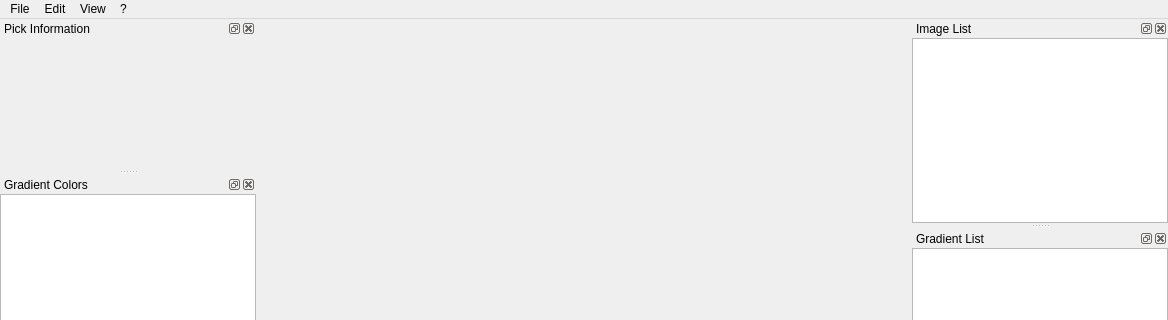
First picture: the form in imagecolorpicker/widgets/mainwindow/mainwindow.ui, repository LeStahL/ImageColorPicker, before the edit; both pictures show x 0 to 1168 and y 0 to 320 of the 1168 by 666 pixel window.
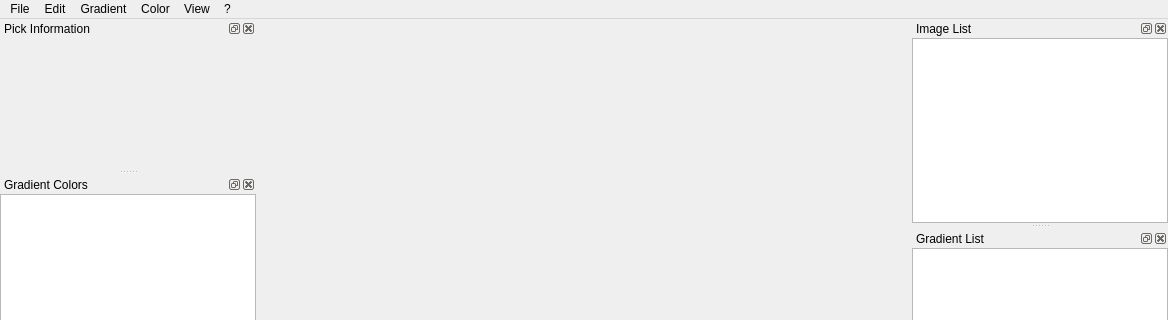
Second picture: the form after the edit. Custom widgets are drawn as their Qt base class.

What changed in the file:
```diff
--- a/imagecolorpicker/widgets/mainwindow/mainwindow.ui
+++ b/imagecolorpicker/widgets/mainwindow/mainwindow.ui
@@ -91,8 +91,24 @@
     <addaction name="actionForce_16_9_View"/>
     <addaction name="menuCoordinates"/>
    </widget>
+   <widget class="QMenu" name="menuGradient">
+    <property name="title">
+     <string>Gradient</string>
+    </property>
+    <addaction name="actionAdd_Gradient"/>
+    <addaction name="actionRemove_Current_Gradient"/>
+   </widget>
+   <widget class="QMenu" name="menuColor">
+    <property name="title">
+     <string>Color</string>
+    </property>
+    <addaction name="actionAdd_Color"/>
+    <addaction name="actionRemove_Color"/>
+   </widget>
    <addaction name="menuFile"/>
    <addaction name="menuEdit"/>
+   <addaction name="menuGradient"/>
+   <addaction name="menuColor"/>
    <addaction name="menuView"/>
    <addaction name="menu"/>
   </widget>
```
Left out of the diff: 35 changed lines with no effect on the pictures.
